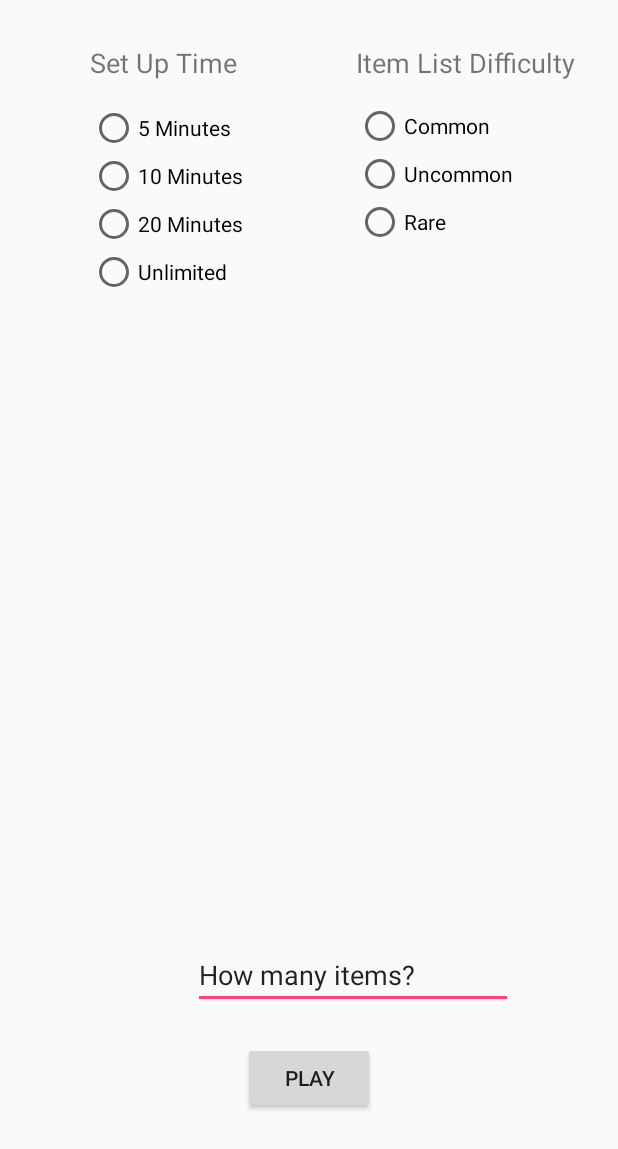
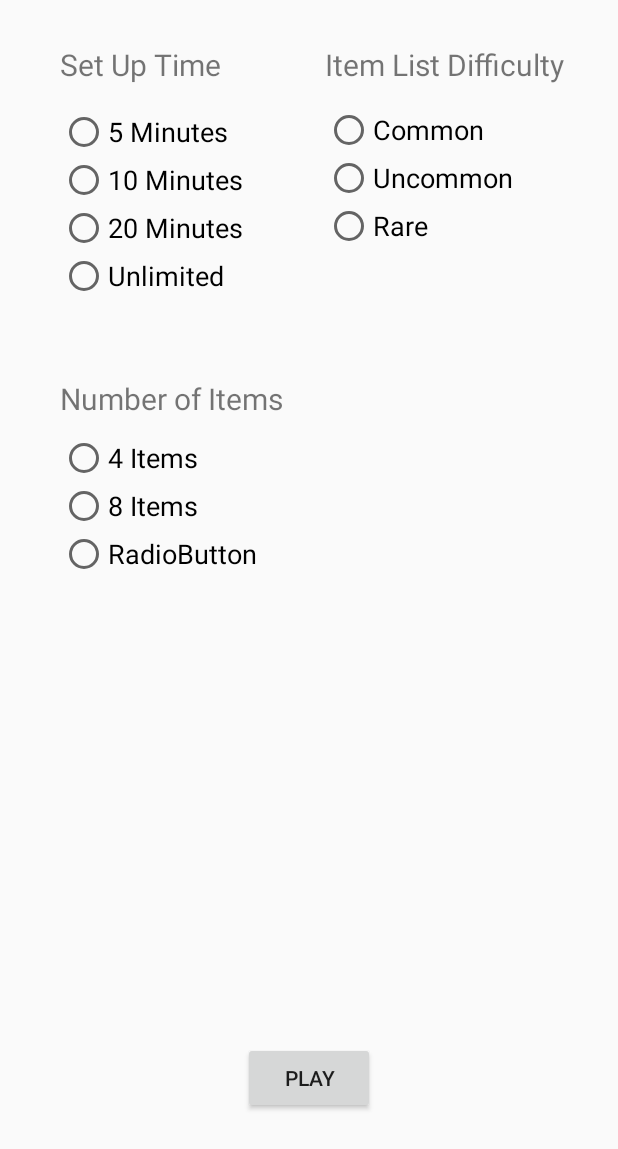
Before and after one commit to mariots/Vulture, an Android app: the SetVariables screen opened directly, with no data from a screen before it, on a phone screen of 412 x 824 dp. Shown: the top 1149 px of the screen. Run offline under Robolectric (Android 15) with nearby library versions, the phone set to English and light mode, and no system bars.

Commit message:
Added selection of group buttons

```diff
--- a/app/src/main/res/layout/activity_set_variables.xml
+++ b/app/src/main/res/layout/activity_set_variables.xml
@@ -15,7 +15,7 @@
         android:layout_width="wrap_content"
         android:layout_height="wrap_content"
         android:id="@+id/textView2"
-        android:textSize="18sp"
+        android:textSize="20dp"
         android:layout_alignBottom="@+id/setUpTextView"
         android:layout_alignLeft="@+id/itemListDifficultyGroup"
         android:layout_alignStart="@+id/itemListDifficultyGroup" />
@@ -41,6 +41,7 @@
             android:layout_width="wrap_content"
             android:layout_height="wrap_content"
             android:id="@+id/time5"
+            android:textSize="18dp"
             android:layout_marginTop="15dp"
             android:layout_below="@+id/setUpTextView"
             android:layout_toRightOf="@+id/radioGroup4"
@@ -53,6 +54,7 @@
             android:layout_width="wrap_content"
             android:layout_height="wrap_content"
             android:id="@+id/time10"
+            android:textSize="18dp"
             android:layout_weight="1" />
 
         <RadioButton
@@ -60,6 +62,7 @@
             android:layout_width="wrap_content"
             android:layout_height="wrap_content"
             android:id="@+id/time20"
+            android:textSize="18dp"
             android:layout_weight="1" />
 
         <RadioButton
@@ -67,6 +70,7 @@
             android:layout_width="wrap_content"
             android:layout_height="wrap_content"
             android:id="@+id/timeUnlimmited"
+            android:textSize="18dp"
             android:layout_weight="1" />
 
     </RadioGroup>
@@ -77,7 +81,7 @@
         android:layout_height="wrap_content"
         android:layout_marginTop="13dp"
         android:id="@+id/setUpTextView"
-        android:textSize="18sp"
+        android:textSize="20dp"
         android:layout_alignParentTop="true"
         android:layout_alignStart="@+id/time" />
 
@@ -97,6 +101,7 @@
             android:layout_width="wrap_content"
             android:layout_height="wrap_content"
             android:id="@+id/listCommon"
+            android:textSize="18dp"
             android:layout_weight="1" />
 
         <RadioButton
@@ -104,6 +109,7 @@
             android:layout_width="wrap_content"
             android:layout_height="wrap_content"
             android:id="@+id/listUncommon"
+            android:textSize="18dp"
             android:layout_weight="1" />
 
         <RadioButton
@@ -111,19 +117,52 @@
             android:layout_width="wrap_content"
             android:layout_height="wrap_content"
             android:id="@+id/listRare"
+            android:textSize="18dp"
             android:layout_weight="1" />
 
     </RadioGroup>
 
-    <EditText
+
+    <RadioGroup
         android:layout_width="wrap_content"
         android:layout_height="wrap_content"
-        android:text="How many items?"
-        android:ems="10"
-        android:id="@+id/numberOfItems"
-        android:layout_marginBottom="22dp"
-        android:inputType="number"
-        android:layout_above="@+id/playButton"
-        android:layout_alignEnd="@+id/itemListDifficultyGroup" />
+        android:layout_below="@+id/time"
+        android:layout_alignStart="@+id/time"
+        android:layout_marginTop="52dp"
+        android:id="@+id/itemNumber">
+
+        <TextView
+            android:text="Number of Items"
+            android:layout_width="wrap_content"
+            android:layout_height="wrap_content"
+            android:textSize="20dp"
+            android:layout_marginBottom="10dp"
+            android:id="@+id/items" />
+
+        <RadioButton
+            android:text="4 Items"
+            android:layout_width="wrap_content"
+            android:layout_height="wrap_content"
+            android:id="@+id/item4"
+            android:textSize="18dp"
+            android:layout_weight="1" />
+
+        <RadioButton
+            android:text="8 Items"
+            android:layout_width="wrap_content"
+            android:layout_height="wrap_content"
+            android:id="@+id/item8"
+            android:textSize="18dp"
+            android:layout_weight="1" />
+
+        <RadioButton
+            android:text="RadioButton"
+            android:layout_width="wrap_content"
+            android:layout_height="wrap_content"
+            android:id="@+id/item12"
+            android:textSize="18dp"
+            android:layout_weight="1" />
+    </RadioGroup>
+
 
 </RelativeLayout>
```
Also changed, not shown: app/src/main/java/com/hone/vulture/SetVariables.java (+60 -5 lines).
